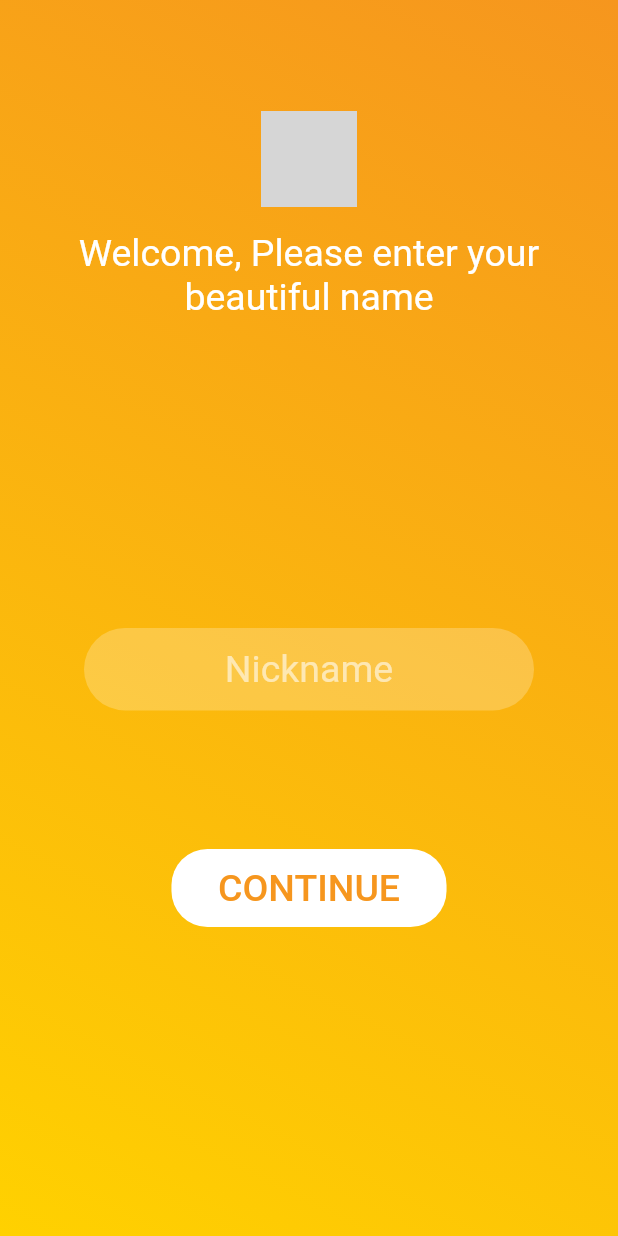
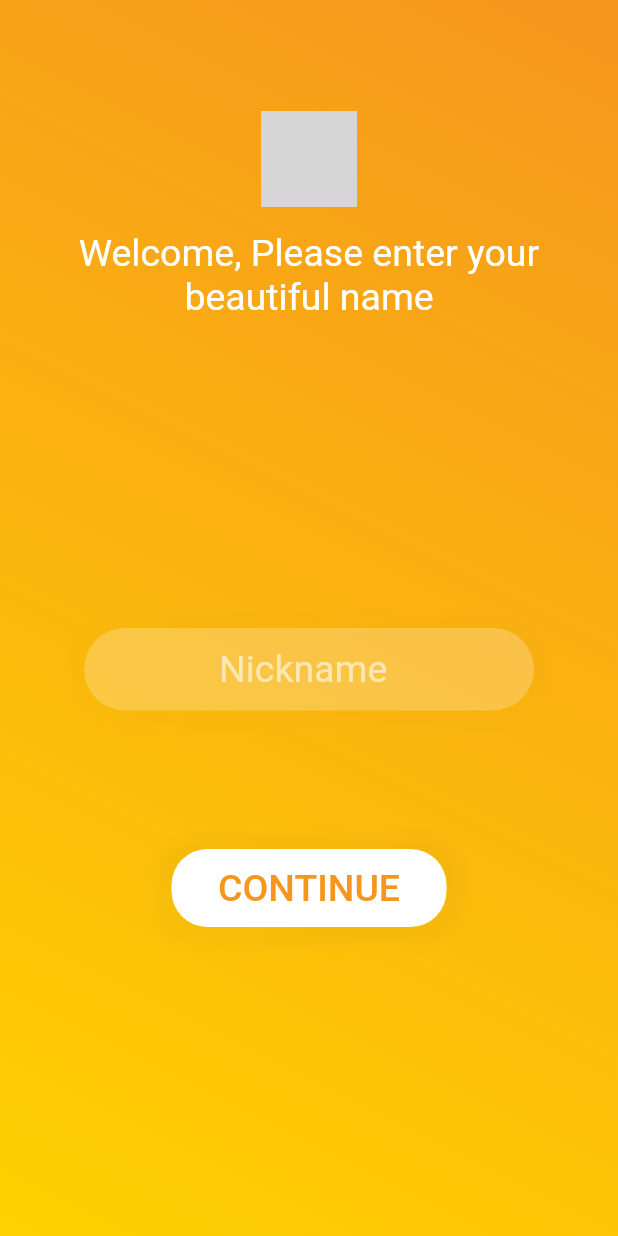
Before and after one commit to jopaul23/Todo_Hacked, a Flutter app: the screen it shows after launch, on a phone screen of 412 x 824 dp. Run offline on Flutter 3.47's test engine with Material 2 defaults, Android fonts, the phone set to English and light mode, and no system bars; grey boxes are pictures that could not be loaded.

Commit message:
Shodows added to button and text field...

```diff
--- a/lib/Common widgets/button.dart
+++ b/lib/Common widgets/button.dart
@@ -15,6 +15,14 @@ class Button extends StatelessWidget {
         margin: EdgeInsets.symmetric(vertical: 10, horizontal: 10),
         padding: EdgeInsets.symmetric(vertical: 2, horizontal: 15),
         decoration: BoxDecoration(
+          boxShadow: [
+            BoxShadow(
+              color: Styles.grey4.withOpacity(0.03),
+              spreadRadius: 10,
+              blurRadius: 7,
+              offset: Offset(0, 2), // changes position of shadow
+            ),
+          ],
           color: buttoncolor,
           borderRadius: BorderRadius.circular(24),
         ),
--- a/lib/Common widgets/textfield.dart
+++ b/lib/Common widgets/textfield.dart
@@ -16,23 +16,23 @@ class _InputTextField extends State<InputTextField> {
       decoration: BoxDecoration(
         color: Styles.white1.withOpacity(.23),
         borderRadius: BorderRadius.circular(40),
+        boxShadow: [
+          BoxShadow(
+            color: Styles.grey4.withOpacity(0.01),
+            spreadRadius: 10,
+            blurRadius: 7,
+            offset: Offset(0, 2), // changes position of shadow
+          ),
+        ],
       ),
       height: 55,
       width: 300,
       alignment: Alignment.center,
-      child: GestureDetector(
-        onTap: () {
-          setState(() {
-            isTaped = true;
-          });
-        },
-        child: Stack(
-          children: [
-            Container(
+      child: Container(
         width: 120,
         child: TextField(
           decoration: InputDecoration(
-                  //hintText: widget.labelText,
+            hintText: widget.labelText,
             hintStyle: TextStyle(
               color: Styles.white1.withOpacity(.59),
               fontSize: 25,
@@ -42,20 +42,6 @@ class _InputTextField extends State<InputTextField> {
           ),
         ),
       ),
-            if (!isTaped)
-              Center(
-                heightFactor: 10,
-                child: Text(
-                  widget.labelText,
-                  style: TextStyle(
-                    color: Styles.white1.withOpacity(.59),
-                    fontSize: 25,
-                  ),
-                ),
-              )
-          ],
-        ),
-      ),
     );
   }
 }
--- a/lib/main.dart
+++ b/lib/main.dart
@@ -1,5 +1,6 @@
 import 'package:flutter/material.dart';
 import 'WelcomeScreen/Widgets/mainPage.dart';
+import 'TodoAddPage/Widgets/mainPage.dart';
 
 void main() {
   runApp(MyApp());
```
Also changed, not shown: lib/TodoAddPage/Widgets/mainPage.dart (+26 -0 lines). Lines whose indentation alone changed are shown as unchanged.
